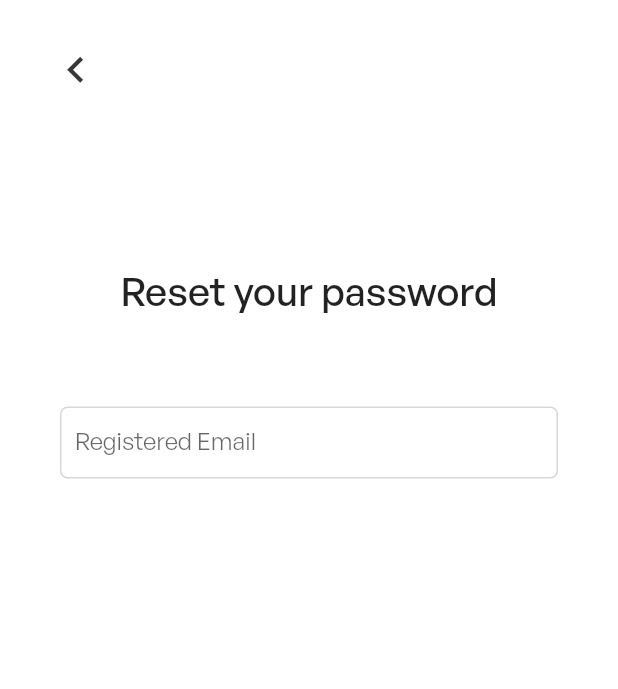
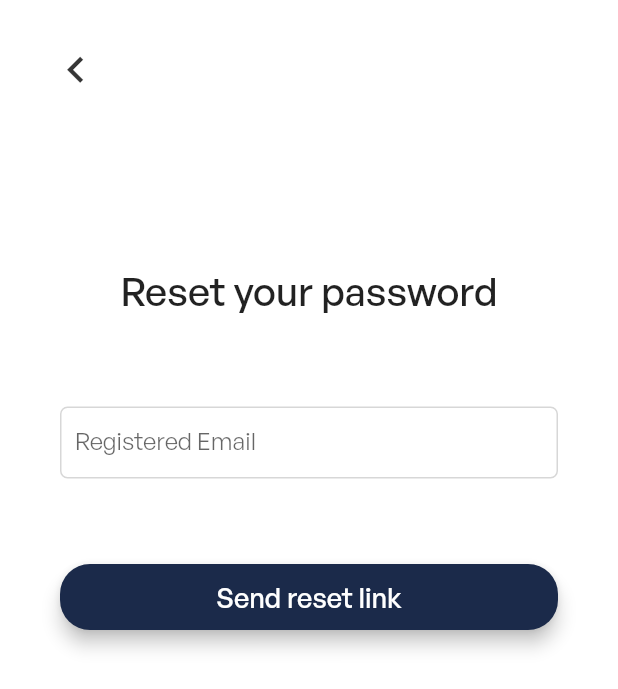
Before and after one commit to realstoman/flutter_login_register_ui, a Flutter app: the ForgotPasswordScreen screen opened directly, on a phone screen of 412 x 824 dp. Shown: the top 689 px of the screen. Run offline on Flutter 3.47's test engine with Material 2 defaults, Android fonts, the phone set to English and light mode, and no system bars.

Commit message:
Forgot password screen btn and title

```diff
--- a/lib/screens/forgot_password_screen.dart
+++ b/lib/screens/forgot_password_screen.dart
@@ -51,6 +51,19 @@ class _ForgotPasswordScreenState extends State<ForgotPasswordScreen> {
             width: 1.0,
           ),
         ),
+      ),
+    );
+  }
+
+  // Sign in button widget
+  Widget _buildPasswordResentButton() {
+    return Container(
+      padding: const EdgeInsets.symmetric(vertical: 20.0),
+      width: double.infinity,
+      child: ElevatedButton(
+        style: btnStyle,
+        onPressed: () => print('Reset link sent'),
+        child: const Text('Send reset link'),
       ),
     );
   }
@@ -111,6 +124,8 @@ class _ForgotPasswordScreenState extends State<ForgotPasswordScreen> {
                         mainAxisAlignment: MainAxisAlignment.center,
                         children: <Widget>[
                           _buildEmailField(),
+                          const SizedBox(height: 35.0),
+                          _buildPasswordResentButton(),
                         ],
                       ),
                     ),
```
